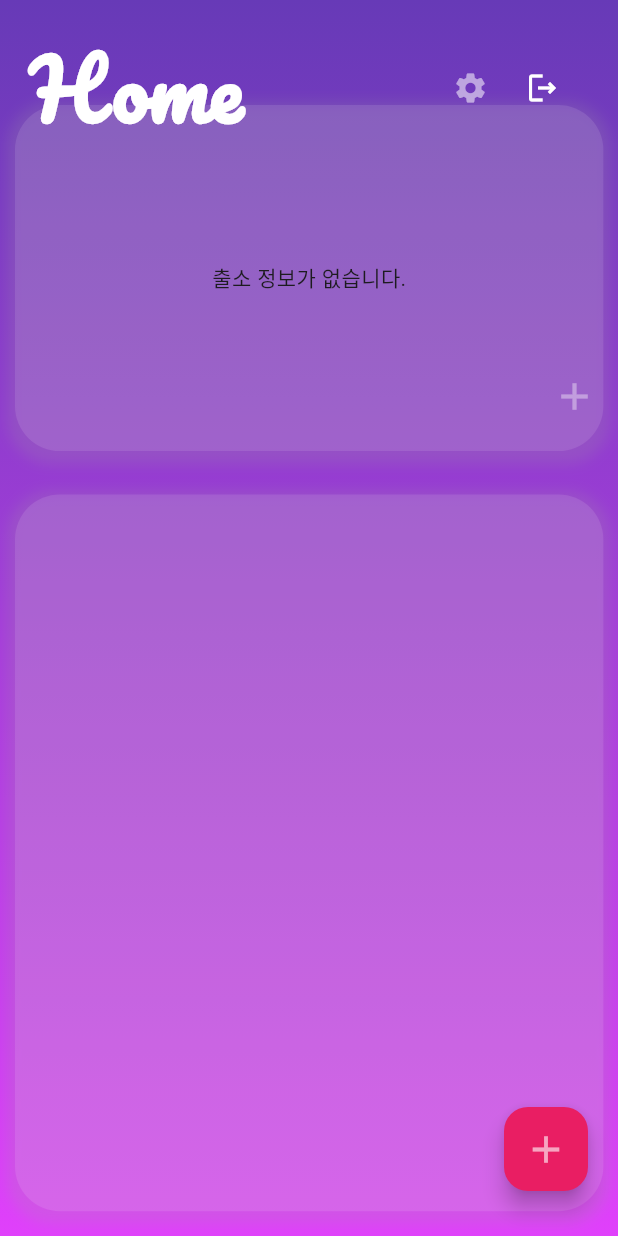
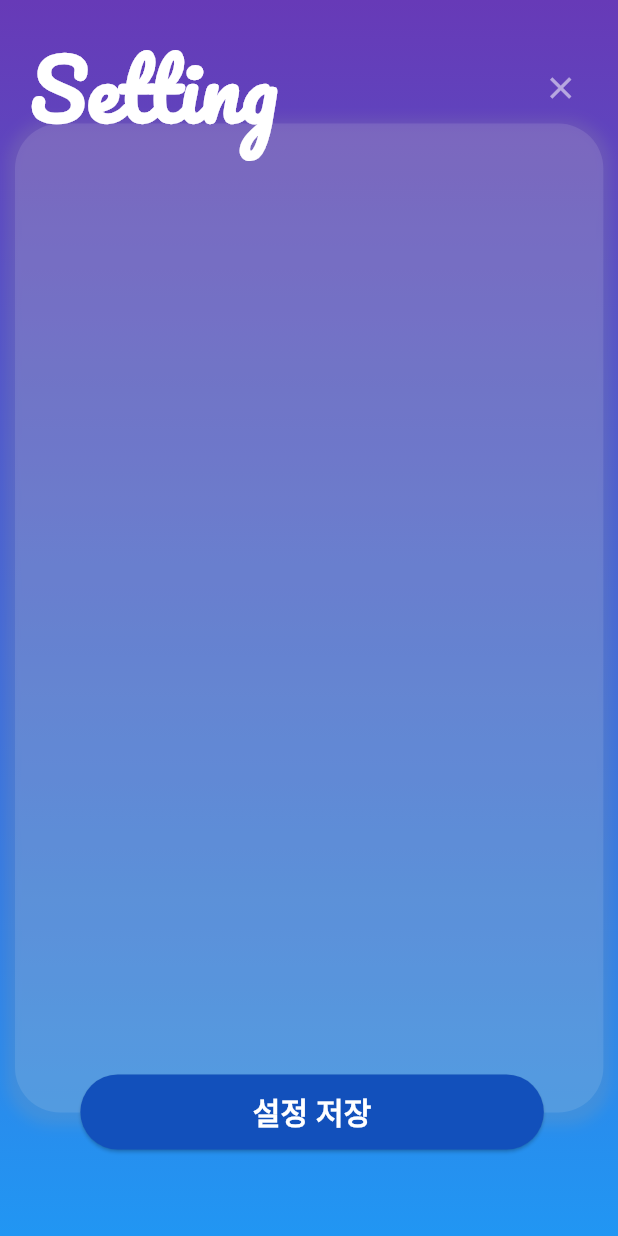
Before and after one commit to maccreyLim/Navi-Diary, a Flutter app: the screen it shows once a user with an empty profile is signed in, after a tap on the "settings" icon, on a phone screen of 412 x 824 dp. Run offline on Flutter 3.47's test engine with Material 3 defaults, Android fonts, the phone set to English and light mode, and no system bars; our stand-ins replace cloud_firestore, firebase_auth, firebase_core, fluttertoast, get, google_fonts and 1 more; accounts and stored records are empty.

Commit message:
20231202_02

```diff
--- /dev/null
+++ b/lib/scr/diary_list_screen.dart
@@ -0,0 +1,42 @@
+import 'package:flutter/material.dart';
+
+class diaryListScrren extends StatelessWidget {
+  @override
+  Widget build(BuildContext context) {
+    Future.delayed(Duration(milliseconds: 500), () {
+      // 일정 시간이 지난 후에 실행될 코드
+    });
+    return ListView(
+      children: <Widget>[
+        ListTile(
+          leading: Icon(Icons.star),
+          title: Text('아이템 1'),
+          subtitle: Text('부제목 1'),
+          // onTap: () {
+          //   // 탭되었을 때 수행할 동작
+          //   print('아이템 1이 선택되었습니다.');
+          // },
+        ),
+        ListTile(
+          leading: Icon(Icons.star),
+          title: Text('아이템 2'),
+          subtitle: Text('부제목 2'),
+          // onTap: () {
+          //   // 탭되었을 때 수행할 동작
+          //   print('아이템 2가 선택되었습니다.');
+          // },
+        ),
+        ListTile(
+          leading: Icon(Icons.star),
+          title: Text('아이템 3'),
+          subtitle: Text('부제목 3'),
+          // onTap: () {
+          //   // 탭되었을 때 수행할 동작
+          //   print('아이템 3이 선택되었습니다.');
+          // },
+        ),
+        // 추가적인 아이템을 원하는 만큼 나열할 수 있습니다.
+      ],
+    );
+  }
+}
--- a/lib/scr/home_screen.dart
+++ b/lib/scr/home_screen.dart
@@ -8,7 +8,9 @@ import 'package:navi_diary/controller/release_calculator_firebase.dart';
 import 'package:navi_diary/model/release_model.dart';
 import 'package:navi_diary/scr/create_diary_screen.dart';
 import 'package:navi_diary/scr/create_release_screen.dart';
+import 'package:navi_diary/scr/diary_list_screen.dart';
 import 'package:navi_diary/scr/login_screen.dart';
+import 'package:navi_diary/scr/setting_screen.dart';
 import 'package:navi_diary/scr/update_release_screen.dart';
 
 class HomeScreen extends StatefulWidget {
@@ -76,10 +78,8 @@ class _HomeScreenState extends State<HomeScreen> {
   dayPassedCalculate(DateTime inputDate) {
     DateTime currentDate = DateTime.now();
 
+// daysPassed 변수에는 inputDate부터 현재까지의 일수가 저장됩니다.
     daysPassed = currentDate.difference(inputDate).inDays;
-
-// daysPassed 변수에는 inputDate부터 현재까지의 일수가 저장됩니다.
-    print('입소일로부터 경과한 날짜: $daysPassed 일');
   }
 
   @override
@@ -98,6 +98,7 @@ class _HomeScreenState extends State<HomeScreen> {
         ),
         child: Stack(
           children: [
+            //위쪽 화면
             Positioned(
               top: 70,
               left: 10,
@@ -252,17 +253,17 @@ class _HomeScreenState extends State<HomeScreen> {
                                             children: [
                                               Text(
                                                 daysPassed <= 7
-                                                    ? "Tip: 신경이 극도로 예민해요 [입소${daysPassed}째]"
+                                                    ? "Tip: 신경이 극도로 예민해요 [입소${daysPassed}일째]"
                                                     : daysPassed <= 30
-                                                        ? "Tip: 점점 적응되어 가고 있는 시기입니다.[입소${daysPassed}째]"
+                                                        ? "Tip: 점점 적응되어 가고 있는 시기입니다.[입소${daysPassed}일째]"
                                                         : daysPassed <= 100
-                                                            ? "Tip: 방식구들과 싸우지 않도록 주의 [입소${daysPassed}째]"
+                                                            ? "Tip: 방식구들과 싸우지 않도록 주의 [입소${daysPassed}일째]"
                                                             : percentageMap[release
                                                                         .name]! <
                                                                     80
-                                                                ? "Tip: 세심한 가족의 관심이 필요할 시기 [입소${daysPassed}째]"
+                                                                ? "Tip: 세심한 가족의 관심이 필요할 시기 [입소${daysPassed}일째]"
                                                                 : "가석방 가능 기간입니다.",
-                                                style: TextStyle(
+                                                style: const TextStyle(
                                                   fontSize: 11,
                                                   color: Colors.white54,
                                                   fontWeight: FontWeight.bold,
@@ -289,6 +290,7 @@ class _HomeScreenState extends State<HomeScreen> {
                 ),
               ),
             ),
+            //아래에 있는 화면
             Positioned(
               top: MediaQuery.of(context).size.height * 0.40,
               left: 10,
@@ -311,6 +313,8 @@ class _HomeScreenState extends State<HomeScreen> {
                 ),
               ),
             ),
+
+            // 타이틀 위젯
             Positioned(
               top: 20,
               left: 20,
@@ -335,10 +339,7 @@ class _HomeScreenState extends State<HomeScreen> {
                         onPressed: () {
                           setState(() {});
                           //Todo: 설정화면 구현
-                          //임시테스트 버튼
-
-                          print(
-                              '프로필 이름 : ${authController.userData?['profileName']}');
+                          Get.to(() => SettingScreen());
                         },
                         icon: const Icon(
                           Icons.settings,
@@ -401,12 +402,23 @@ class _HomeScreenState extends State<HomeScreen> {
                             color: Colors.white38,
                           ),
                           onPressed: () {
-                              Get.to(() => UpdateReleaseScreen(
-                                  release: selectedRelease!));
+                            Get.to(() =>
+                                UpdateReleaseScreen(release: selectedRelease!));
                           },
                         );
                 },
-                )),
+              ),
+            ),
+            // 일기장 리스트 뷰
+            Positioned(
+              top: MediaQuery.of(context).size.height * 0.42, // 조정 가능한 값
+              left: MediaQuery.of(context).size.width * 0.054, // 조정 가능한 값
+              child: Container(
+                width: MediaQuery.of(context).size.height * 0.45,
+                height: MediaQuery.of(context).size.width * 1.08,
+                child: diaryListScrren(),
+              ),
+            ),
           ],
         ),
       ),
--- /dev/null
+++ b/lib/scr/setting_screen.dart
@@ -0,0 +1,116 @@
+import 'package:flutter/material.dart';
+import 'package:get/get.dart';
+import 'package:google_fonts/google_fonts.dart';
+import 'package:navi_diary/scr/home_screen.dart';
+
+class SettingScreen extends StatefulWidget {
+  const SettingScreen({super.key});
+
+  @override
+  State<SettingScreen> createState() => _SettingScreenState();
+}
+
+class _SettingScreenState extends State<SettingScreen> {
+  @override
+  Widget build(BuildContext context) {
+    return Scaffold(
+      body: Container(
+        decoration: const BoxDecoration(
+          gradient: LinearGradient(
+            begin: Alignment.topCenter,
+            end: Alignment.bottomCenter,
+            colors: [
+              Colors.deepPurple,
+              Colors.blue,
+            ],
+          ),
+        ),
+        child: Stack(
+          children: [
+            Positioned(
+              top: MediaQuery.of(context).size.height * 0.10,
+              left: 10,
+              child: Center(
+                child: Container(
+                  width: MediaQuery.of(context).size.width * 0.952,
+                  height: MediaQuery.of(context).size.height * 0.8,
+                  decoration: BoxDecoration(
+                    color: Colors.white.withOpacity(0.1),
+                    boxShadow: [
+                      BoxShadow(
+                        color: Colors.grey.withOpacity(0.2), // 그림자의 색상과 투명도
+                        spreadRadius: 5, // 그림자의 확산 범위
+                        blurRadius: 7, // 그림자의 흐림 정도
+                        offset: const Offset(0, 3), // 그림자의 위치 조정 (가로, 세로)
+                      ),
+                    ],
+                    borderRadius: BorderRadius.circular(30),
+                  ),
+                ),
+              ),
+            ),
+            Positioned(
+              top: 20,
+              left: 20,
+              child: Column(
+                mainAxisAlignment: MainAxisAlignment.start,
+                crossAxisAlignment: CrossAxisAlignment.start,
+                children: [
+                  Row(
+                    children: [
+                      Text(
+                        'Setting',
+                        style: GoogleFonts.pacifico(
+                          fontSize: 54,
+                          color: Colors.white,
+                          fontWeight: FontWeight.bold,
+                        ),
+                      ),
+                      SizedBox(
+                        width: MediaQuery.of(context).size.width * 0.40,
+                      ),
+                      IconButton(
+                        onPressed: () {
+                          //Todo: 뒤로가기
+                          Get.back();
+                        },
+                        icon: const Icon(
+                          Icons.close,
+                          color: Colors.white54,
+                        ),
+                      ),
+                    ],
+                  ),
+                ],
+              ),
+            ),
+            Positioned(
+              bottom: MediaQuery.of(context).size.height * 0.07,
+              left: MediaQuery.of(context).size.width * 0.13,
+              child: Container(
+                width: MediaQuery.of(context).size.width * 0.75,
+                height: 50,
+                child: ElevatedButton(
+                  onPressed: () {
+                    // Todo : 설정 저장 구현
+                    Get.offAll(() => HomeScreen());
+                  },
+                  style: ButtonStyle(
+                      backgroundColor: MaterialStateProperty.all(
+                          Color.fromARGB(255, 18, 80, 187))),
+                  child: Text(
+                    "설정 저장",
+                    style: TextStyle(
+                        color: Colors.white,
+                        fontSize: 20,
+                        fontWeight: FontWeight.bold),
+                  ),
+                ),
+              ),
+            ),
+          ],
+        ),
+      ),
+    );
+  }
+}
```
Lines whose indentation alone changed are shown as unchanged.
